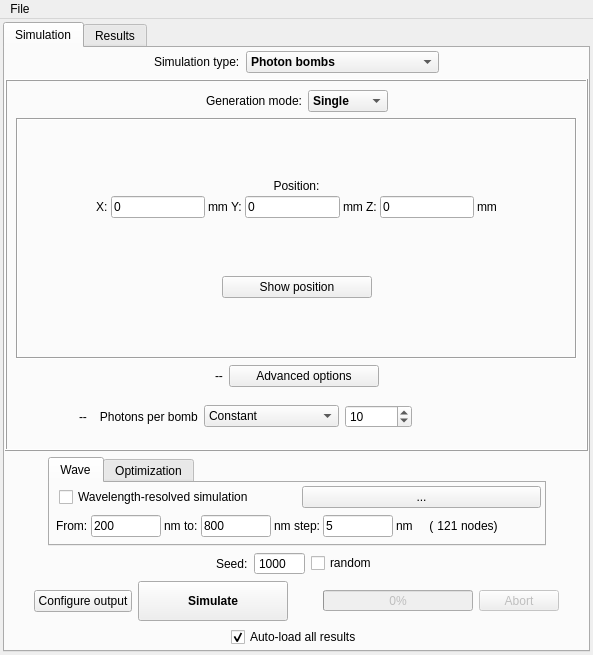
The window that ants3bundle/src/ants3/gui/photsim/aphotsimwin.ui (andrmor/ANTS3bundle) describes before a commit, drawn with Qt 5.
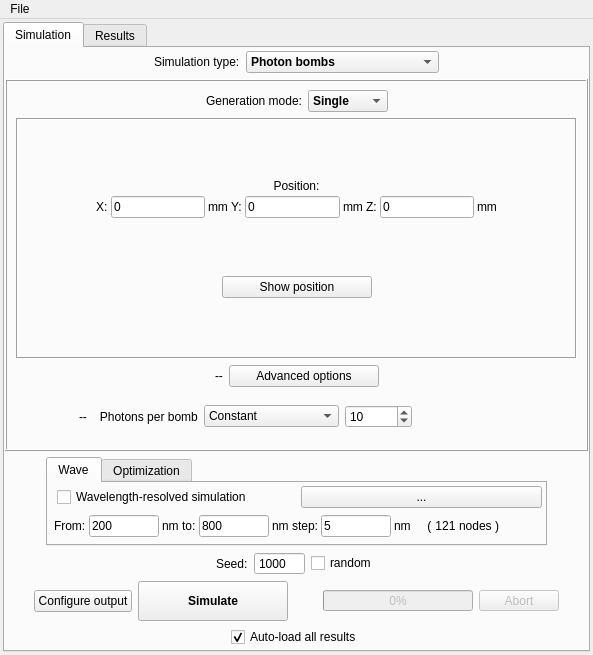
The same window after the commit.

Commit message: Add GSPC detector example

```diff
--- a/ants3bundle/src/ants3/gui/photsim/aphotsimwin.ui
+++ b/ants3bundle/src/ants3/gui/photsim/aphotsimwin.ui
@@ -3129,7 +3129,7 @@
                  <item>
                   <widget class="QLabel" name="label_4">
                    <property name="text">
-                    <string>nodes)</string>
+                    <string>nodes )</string>
                    </property>
                   </widget>
                  </item>
```
Left out of the diff: 272 changed lines with no effect on the pictures. The commit also changes 2 other files.
